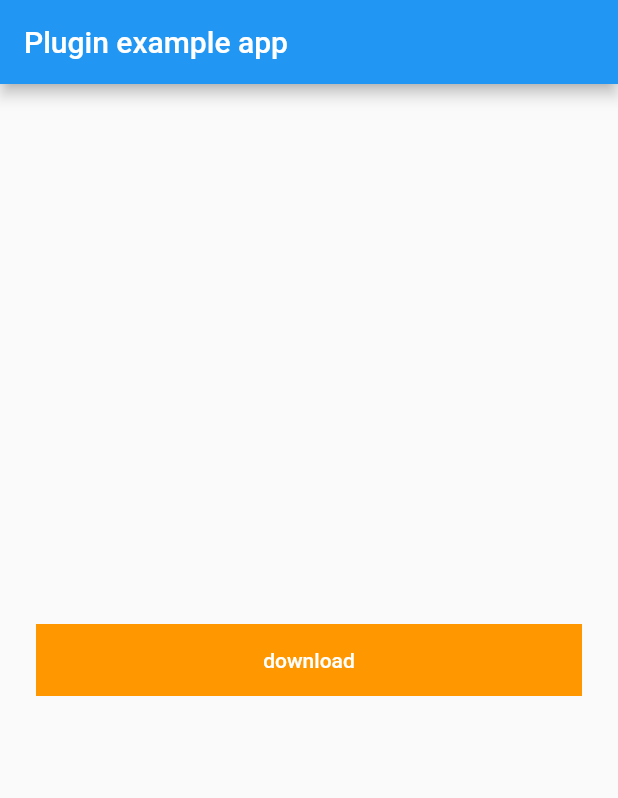
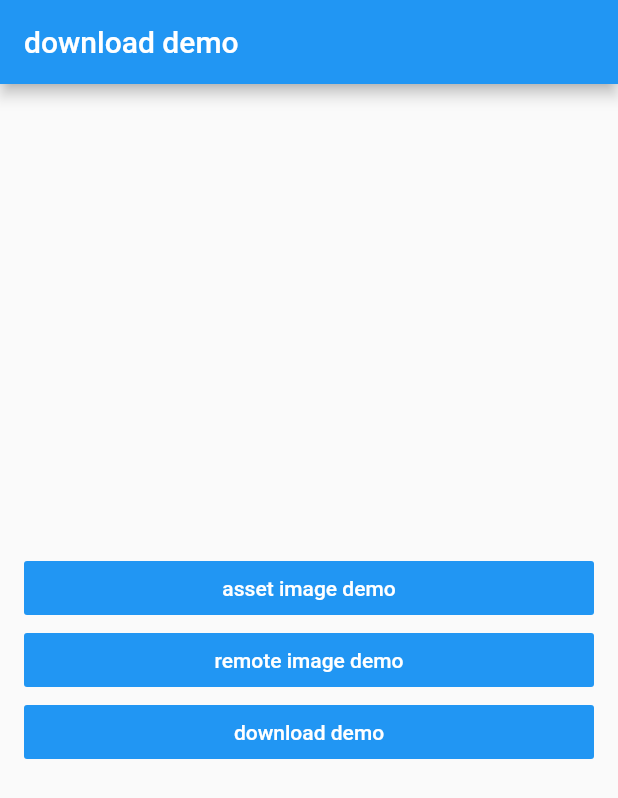
Before and after one commit to ccolorcat/finder, a Flutter app: the screen it shows after launch, on a phone screen of 412 x 824 dp. Shown: the top 798 px of the screen. Run offline on Flutter 3.47's test engine with Material 2 defaults, Android fonts, the phone set to English and light mode, and no system bars; missing offline and left inert: dart:ffi.

Commit message:
add example

```diff
--- a/example/lib/example_page.dart
+++ /dev/null
@@ -1,69 +0,0 @@
-// Author: cxx
-// Date: 2021-03-08
-// GitHub: https://github.com/ccolorcat
-import 'dart:io';
-
-import 'package:finder/finder.dart';
-import 'package:flutter/cupertino.dart';
-import 'package:flutter/material.dart';
-
-const panda =
-    'http://www.ghost64.com/qqtupian/zixunImg/local/2018/11/14/15421855672417.jpeg';
-const weChat =
-    'https://dldir1.qq.com/weixin/android/weixin801android1840_arm64.apk';
-
-class ExamplePage extends StatefulWidget {
-  final uri = Uri.parse(weChat);
-
-  ExamplePage({Key key}) : super(key: key);
-
-  @override
-  State<StatefulWidget> createState() => _ExamplePageState();
-}
-
-class _ExamplePageState extends State<ExamplePage> {
-  File _file;
-  int _percent = 0;
-
-  Future<void> _handlerClick() async {
-    _file = await Finder().getFile(
-      widget.uri,
-      listener: (total, cached, percent) {
-        _percent = percent;
-        setState(() {});
-      },
-    );
-    setState(() {});
-  }
-
-  @override
-  Widget build(BuildContext context) {
-    return Padding(
-      padding: const EdgeInsets.symmetric(horizontal: 16.0),
-      child: Column(
-        mainAxisAlignment: MainAxisAlignment.center,
-        children: [
-          Image(image: FinderImage(Uri.parse(panda))),
-          _file != null ? Text(_file.path) : const SizedBox.shrink(),
-          TextButton(
-            onPressed: _handlerClick,
-            child: Stack(
-              alignment: Alignment.center,
-              children: [
-                LinearProgressIndicator(
-                  value: _percent / 100.0,
-                  backgroundColor: Colors.orange,
-                  minHeight: 48.0,
-                ),
-                Text(
-                  _percent == 0 ? 'download' : '$_percent%',
-                  style: const TextStyle(color: Colors.white),
-                ),
-              ],
-            ),
-          ),
-        ],
-      ),
-    );
-  }
-}
--- a/example/lib/main.dart
+++ b/example/lib/main.dart
@@ -1,7 +1,14 @@
-
+import 'package:finder/finder.dart';
+import 'package:finder_example/image_page.dart';
+import 'package:finder_example/res.dart';
 import 'package:flutter/material.dart';
 
-import 'example_page.dart';
+import 'download_page.dart';
+
+const weChat =
+    'https://dldir1.qq.com/weixin/android/weixin801android1840_arm64.apk';
+const panda =
+    'http://www.ghost64.com/qqtupian/zixunImg/local/2018/11/14/15421855672417.jpeg';
 
 void main() {
   runApp(MyApp());
@@ -18,10 +25,64 @@ class _MyAppState extends State<MyApp> {
     return MaterialApp(
       home: Scaffold(
         appBar: AppBar(
-          title: const Text('Plugin example app'),
+          title: const Text('download demo'),
         ),
-        body: ExamplePage(),
+        body: HomePage(),
       ),
     );
   }
 }
+
+class HomePage extends StatelessWidget {
+  HomePage({Key key}) : super(key: key);
+
+  void _jumpTo(BuildContext context, Widget page) {
+    Navigator.push(context, MaterialPageRoute(builder: (_) => page));
+  }
+
+  Widget _buildButton(BuildContext context, String text, Widget nextPage) {
+    return FlatButton(
+      onPressed: () => _jumpTo(context, nextPage),
+      color: Theme.of(context).accentColor,
+      child: Text(text),
+      colorBrightness: Brightness.dark,
+      minWidth: double.infinity,
+    );
+  }
+
+  @override
+  Widget build(BuildContext context) {
+    return Padding(
+      padding: const EdgeInsets.all(16.0),
+      child: Column(
+        mainAxisAlignment: MainAxisAlignment.center,
+        children: [
+          _buildButton(
+            context,
+            'asset image demo',
+            ImagePage(
+              withAsset(assetName: Res.ic_avatar),
+              title: 'asset image demo',
+            ),
+          ),
+          _buildButton(
+            context,
+            'remote image demo',
+            ImagePage(
+              Uri.parse(panda),
+              title: 'remote image demo',
+            ),
+          ),
+          _buildButton(
+            context,
+            'download demo',
+            DownloadPage(
+              Uri.parse(weChat),
+              title: 'download demo',
+            ),
+          ),
+        ],
+      ),
+    );
+  }
+}
--- /dev/null
+++ b/example/lib/res.dart
@@ -0,0 +1,4 @@
+/// Generated by AssetsRefGenerator on 2021/04/19
+class Res {
+  static const String ic_avatar = "assets/ic_avatar.jpg";
+}
--- a/example/pubspec.yaml
+++ b/example/pubspec.yaml
@@ -40,9 +40,8 @@ flutter:
   uses-material-design: true
 
   # To add assets to your application, add an assets section, like this:
-  # assets:
-  #   - images/a_dot_burr.jpeg
-  #   - images/a_dot_ham.jpeg
+  assets:
+    - assets/
 
   # An image asset can refer to one or more resolution-specific "variants", see
   # https://flutter.dev/assets-and-images/#resolution-aware.
--- a/lib/finder.dart
+++ b/lib/finder.dart
@@ -13,22 +13,19 @@ import 'package:finder/log.dart';
 import 'package:finder/lru_cache.dart';
 import 'package:finder/path_resolver.dart';
 import 'package:finder/uri_loader.dart';
+import 'package:finder/uris.dart';
 import 'package:path_provider/path_provider.dart';
-import 'package:finder/uris.dart';
 
 export 'package:finder/finder_image.dart';
 export 'package:finder/path_resolver.dart';
 export 'package:finder/uri_image.dart';
 export 'package:finder/uri_loader.dart';
-
 export 'package:finder/uris.dart' show withAsset;
 
 part '_core_finder.dart';
 
 abstract class Finder {
   static Finder _singleton = _CoreFinder();
-
-  static String defaultPackageName;
 
   static bool loggable = true;
 
```
Also changed, not shown: example/lib/download_page.dart (added, +78 -0 lines), example/lib/image_page.dart (added, +41 -0 lines), lib/uris.dart (+6 -8 lines), example/assets/ic_avatar.jpg (added).
